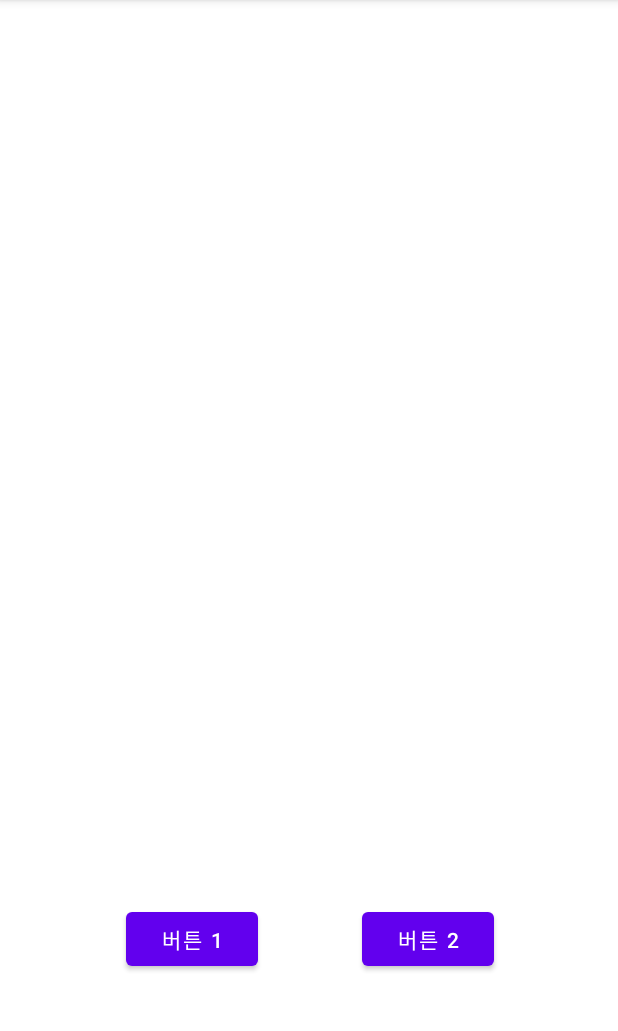
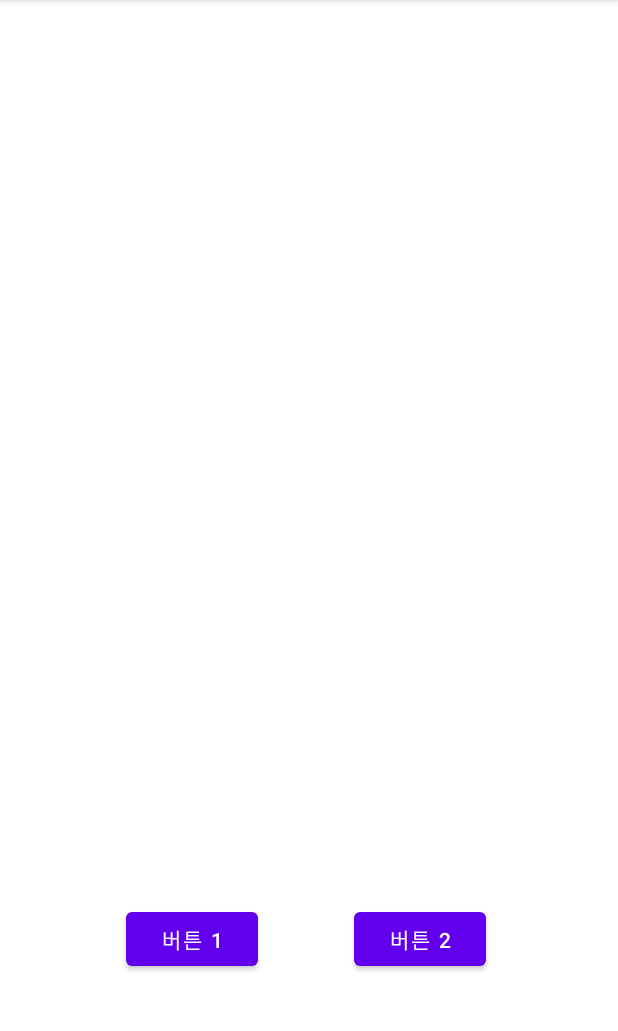
Before and after one commit to jieunheo/android, an Android app: the screen it shows after launch (MainActivity), on a phone screen of 412 x 824 dp, the part 84-1115 px from its top. Run offline under Robolectric (Android 15) with nearby library versions, the phone set to English and light mode, and no system bars.

Commit message:
코드 수정

```diff
--- a/androidTest/app/src/main/res/layout/activity_main.xml
+++ b/androidTest/app/src/main/res/layout/activity_main.xml
@@ -28,13 +28,11 @@
         android:id="@+id/button2"
         android:layout_width="wrap_content"
         android:layout_height="wrap_content"
-        android:layout_marginEnd="72dp"
-        android:layout_marginRight="72dp"
+        android:layout_marginStart="64dp"
+        android:layout_marginLeft="64dp"
         android:layout_marginBottom="36dp"
         android:text="버튼 2"
         app:layout_constraintBottom_toTopOf="@+id/guideline2"
-        app:layout_constraintEnd_toEndOf="parent"
-        app:layout_constraintHorizontal_bias="0.864"
         app:layout_constraintStart_toEndOf="@+id/button" />
 
 </androidx.constraintlayout.widget.ConstraintLayout>
```
